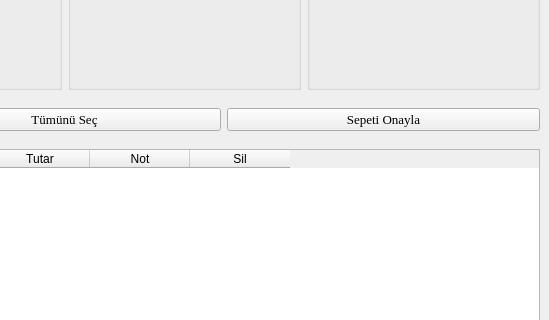
Qt form UI_Files/untitled.ui (the-atasoy/Global_AI_HUB_Pizza_Order_System) before a commit; both pictures show x 921 to 1470 and y 360 to 680 of the 1470 by 780 pixel window.
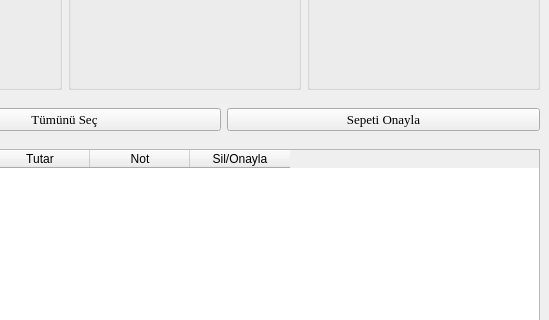
The same form after that commit. Icons and pictures are not drawn.

Commit message: silme bug'ı çözüldü, anasayfada sil/onayla butonu düzeltildi

Patch:
```diff
--- a/UI_Files/untitled.ui
+++ b/UI_Files/untitled.ui
@@ -720,7 +720,7 @@
     </column>
     <column>
      <property name="text">
-      <string>Sil</string>
+      <string>Sil/Onayla</string>
      </property>
     </column>
    </widget>
```
The commit also changes 5 other files.
